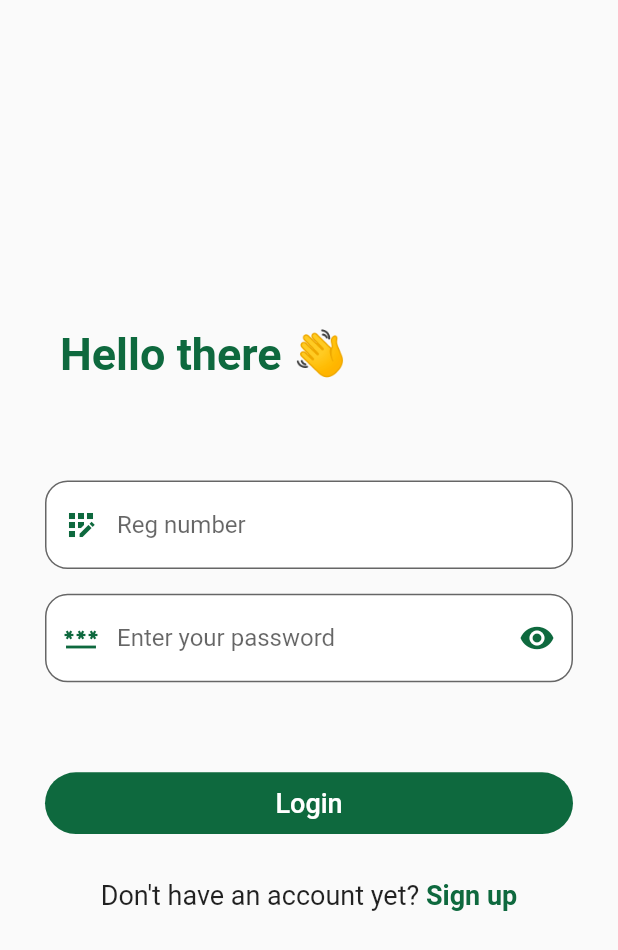
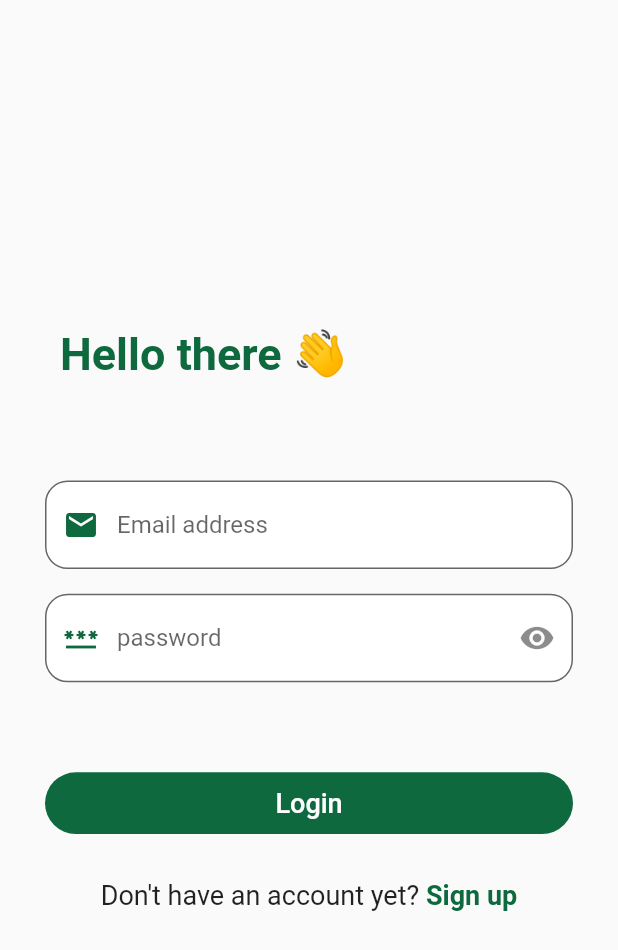
Before and after one commit to Chris-Eminence/AKSU-Emergency-Social-media, a Flutter app: the LoginPage screen opened directly, on a phone screen of 412 x 824 dp. Shown: the top 950 px of the screen. Run offline on Flutter 3.47's test engine with Material 2 defaults, Android fonts, the light colour scheme and no system bars; our stand-ins replace cloud_firestore, dots_indicator, firebase_auth, firebase_core, firebase_storage, image_picker; accounts and stored records are empty.

Commit message:
Login authentication

```diff
--- a/lib/main.dart
+++ b/lib/main.dart
@@ -1,4 +1,5 @@
 import 'package:aksustack/screens/forget_password.dart';
+import 'package:aksustack/screens/login_page.dart';
 import 'package:aksustack/screens/onboarding_screen.dart';
 import 'package:aksustack/screens/register_page.dart';
 import 'package:aksustack/screens/splash_screen/splash_screen.dart';
@@ -24,7 +25,7 @@ class MyApp extends StatelessWidget {
       title: 'Fiddle',
       theme: ThemeData(
       ),
-      home: const RegisterPage(),
+      home: const LoginPage(),
     );
   }
 }
--- a/lib/resources/auth_method.dart
+++ b/lib/resources/auth_method.dart
@@ -1,3 +1,4 @@
+import 'dart:math';
 import 'dart:typed_data';
 import 'package:aksustack/utils/storage_method.dart';
 import 'package:flutter/material.dart';
@@ -8,7 +9,6 @@ class AuthenticationClass {
 
   final FirebaseAuth _firebaseAuth = FirebaseAuth.instance;
   final FirebaseFirestore _firebaseFirestore = FirebaseFirestore.instance;
-
 
 
   // register user
@@ -25,27 +25,32 @@ class AuthenticationClass {
     String result = 'Some error occurred';
     try {
       if (fullName.isNotEmpty || regNo.isNotEmpty || emailAddress.isNotEmpty ||
-          phoneNumber.isNotEmpty || password.isNotEmpty ) {
+          phoneNumber.isNotEmpty || password.isNotEmpty) {
 
-        //registering User here
+        /*
+        Registering the user
+         */
         UserCredential userCredential = await _firebaseAuth
-            .createUserWithEmailAndPassword(email: emailAddress, password: password);
+            .createUserWithEmailAndPassword(
+            email: emailAddress, password: password);
 
 
-        String profilePhotoUrl = await StorageMethods().uploadImageToStorage('profilePicture', file, false);
+        String profilePhotoUrl = await StorageMethods().uploadImageToStorage(
+            'profilePicture', file, false);
 
         print(userCredential.user!.uid);
 
         //Storing user into database
-        await  _firebaseFirestore.collection('users').doc(userCredential.user!.uid).set({
-          'fullname' : fullName,
-          'uid' : userCredential.user!.uid,
-          'emailAddress' : emailAddress,
-          'regNo' : regNo,
-          'followers' : [],
-          'following' : [],
-          'phoneNo' : phoneNumber,
-          'photoUrl' : profilePhotoUrl
+        await _firebaseFirestore.collection('users').doc(
+            userCredential.user!.uid).set({
+          'fullname': fullName,
+          'uid': userCredential.user!.uid,
+          'emailAddress': emailAddress,
+          'regNo': regNo,
+          'followers': [],
+          'following': [],
+          'phoneNo': phoneNumber,
+          'photoUrl': profilePhotoUrl
           // 'department' : department,
           // 'profilePhotoUrl' : profilePhotoUrl
         });
@@ -62,10 +67,10 @@ class AuthenticationClass {
 
         result = 'success';
       }
-    } on FirebaseAuthException catch(auth_error){
-      if (auth_error.code == 'invalid-email'){
+    } on FirebaseAuthException catch (auth_error) {
+      if (auth_error.code == 'invalid-email') {
         result = 'the email is badly formatted';
-      }else if (auth_error == 'weak-password'){
+      } else if (auth_error == 'weak-password') {
         result = 'Password should be at least 6 characters';
       }
     }
@@ -74,4 +79,27 @@ class AuthenticationClass {
     }
     return result;
   }
+
+
+/*
+Login in the user
+ */
+
+  Future<String> loginUser({
+    required String email, required String password
+  }) async {
+    String loginResult = "Some error occurred";
+
+    try {
+      if (email.isNotEmpty || password.isNotEmpty) {
+        await _firebaseAuth.signInWithEmailAndPassword(email: email, password: password);
+        loginResult = "Login Successfully";
+      }else{
+        loginResult = "Email or Password cannot be blank";
+      }
+    } catch (loginError) {
+        loginError.toString();
+    }
+    return loginResult;
+  }
 }
--- a/lib/screens/login_page.dart
+++ b/lib/screens/login_page.dart
@@ -1,12 +1,42 @@
 import 'package:aksustack/screens/home_page.dart';
 import 'package:flutter/cupertino.dart';
 import 'package:flutter/material.dart';
+import '../resources/auth_method.dart';
+import '../utils/image_utils.dart';
 import '../utils/project_colors.dart';
 import '../drop_down_spinners/drop_down.dart';
+import '../utils/widgets/text_input_field.dart';
 import 'register_page.dart';
 
-class LoginPage extends StatelessWidget {
+class LoginPage extends StatefulWidget {
   const LoginPage({Key? key}) : super(key: key);
+
+  @override
+  State<LoginPage> createState() => _LoginPageState();
+}
+
+class _LoginPageState extends State<LoginPage> {
+  TextEditingController _passwordTextController = TextEditingController();
+  TextEditingController _emailAddressTextController = TextEditingController();
+
+  @override
+  void dispose() {
+    super.dispose();
+    _emailAddressTextController.dispose();
+    _passwordTextController.dispose();
+  }
+
+  void loginUser() async {
+    String loginResult = await AuthenticationClass().loginUser(
+        email: _emailAddressTextController.text,
+        password: _passwordTextController.text);
+
+    if (loginResult == "success") {
+
+    }else {
+      showSnackBar(loginResult, context);
+    }
+  }
 
   @override
   Widget build(BuildContext context) {
@@ -53,60 +83,40 @@ class LoginPage extends StatelessWidget {
                   height: size.height * 0.02,
                 ),
 
-                // Registration Number
+               /*
+               Email Address TextField
+                */
 
                 Padding(
                   padding: const EdgeInsets.symmetric(horizontal: 30.0),
-                  child: TextField(
-                    decoration: InputDecoration(
+                  child: TextInputWidget(
+                      textEditingController: _emailAddressTextController,
+                      hintText: 'Email address',
                       prefixIcon: const Icon(
-                        Icons.app_registration_sharp,
+                        Icons.email,
                         color: AppColors.primaryColor,
                       ),
-                      hintText: 'Reg number',
-                      border: OutlineInputBorder(
-                        borderSide: const BorderSide(
-                          width: 0.0,
-                          style: BorderStyle.none,
-                          color: AppColors.primaryColor,
-                        ),
-                        borderRadius: BorderRadius.circular(15.0),
-                      ),
-                      filled: true,
-                      fillColor: Colors.white,
-                    ),
-                  ),
+                      textInputType: TextInputType.emailAddress),
                 ),
                 SizedBox(
                   height: size.height * 0.02,
                 ),
 
-
-                // Password Text Field
+                /*
+               Password Address TextField
+                */
                 Padding(
                   padding: const EdgeInsets.symmetric(horizontal: 30.0),
-                  child: TextField(
+                  child: TextInputWidget(
                     obscureText: true,
-                    decoration: InputDecoration(
-                      prefixIcon: const Icon(
-                        Icons.password,
-                        color: AppColors.primaryColor,
-                      ),
-                      suffixIcon: const Icon(
-                        Icons.visibility,
-                        color: AppColors.primaryColor,
-                      ),
-                      hintText: 'Enter your password',
-                      border: OutlineInputBorder(
-                        borderSide: const BorderSide(
-                            width: 0.0,
-                            style: BorderStyle.none,
-                            color: AppColors.primaryColor),
-                        borderRadius: BorderRadius.circular(15.0),
-                      ),
-                      filled: true,
-                      fillColor: Colors.white,
+                    textEditingController: _passwordTextController,
+                    hintText: 'password',
+                    prefixIcon: const Icon(
+                      Icons.password,
+                      color: AppColors.primaryColor,
                     ),
+                    suffixIcon: const Icon(Icons.visibility),
+                    textInputType: TextInputType.visiblePassword,
                   ),
                 ),
 
@@ -121,14 +131,7 @@ class LoginPage extends StatelessWidget {
                     width: size.width,
                     height: size.height * 0.05,
                     child: TextButton(
-                      onPressed: () {
-                        Navigator.push(
-                          context,
-                          MaterialPageRoute(
-                            builder: (context) => Homepage(),
-                          ),
-                        );
-                      },
+                      onPressed: loginUser,
                       style: ButtonStyle(
                           shape: MaterialStateProperty.all(
                             RoundedRectangleBorder(
--- a/lib/utils/widgets/text_input_field.dart
+++ b/lib/utils/widgets/text_input_field.dart
@@ -7,6 +7,7 @@ class TextInputWidget extends StatelessWidget {
   final String hintText;
   final Icon prefixIcon;
   final Icon? suffixIcon;
+  final bool? obscureText;
   final TextInputType textInputType;
 
   const TextInputWidget({
@@ -14,6 +15,7 @@ class TextInputWidget extends StatelessWidget {
     required this.hintText,
     required this.prefixIcon,
     this.suffixIcon,
+    this.obscureText = false,
     required this.textInputType,
   }) : super(key: key);
 
@@ -21,6 +23,7 @@ class TextInputWidget extends StatelessWidget {
   Widget build(BuildContext context) {
     return TextField(
 
+      obscureText: obscureText!,
       controller:textEditingController,
       decoration: InputDecoration(
         suffixIcon: suffixIcon,
@@ -38,7 +41,7 @@ class TextInputWidget extends StatelessWidget {
         ),
 
       ),
-      keyboardType: textInputType,
+
     );
   }
 }
```
Also changed, not shown: lib/screens/register_page.dart (+20 -29 lines), 1 other file.
